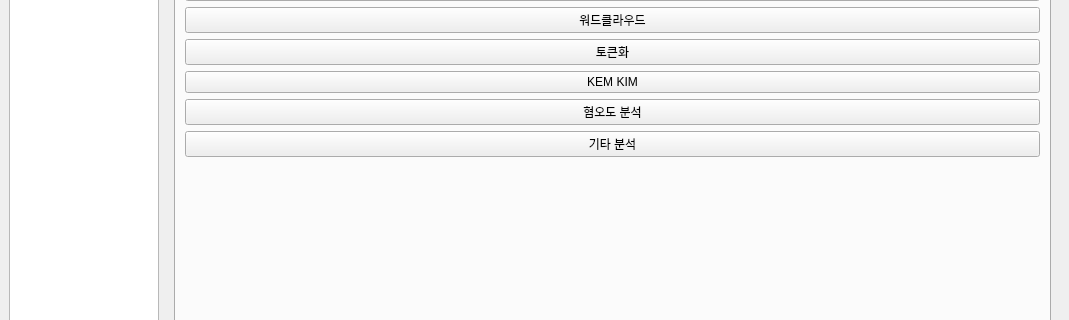
First picture: the form in manager/app/assets/gui.ui, repository yojun313/knpu, before the edit; both pictures show x 0 to 1069 and y 142 to 462 of the 1069 by 787 pixel window.
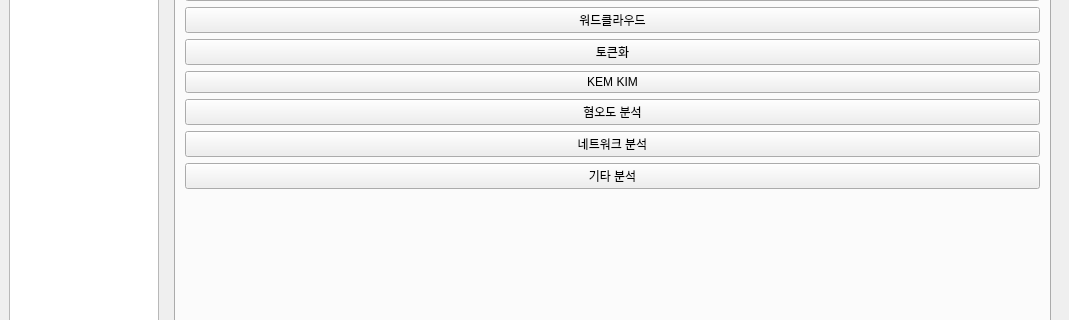
Second picture: the form after the edit. The open tabs and pages were chosen to show the change.

Commit message: Add network analysis feature with UI integration and backend support

```diff
--- a/manager/app/assets/gui.ui
+++ b/manager/app/assets/gui.ui
@@ -212,6 +212,13 @@
                   </property>
                  </widget>
                 </item>
+                <item>
+                 <widget class="QPushButton" name="analysis_network_btn">
+                  <property name="text">
+                   <string>네트워크 분석</string>
+                  </property>
+                 </widget>
+                </item>
                 <item>
                  <widget class="QPushButton" name="analysis_etc_btn">
                   <property name="text">
```
The commit also changes 6 other files.
